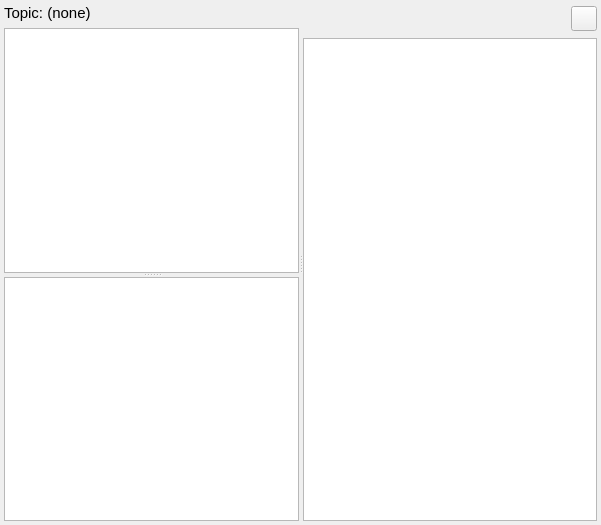
Old version of the form qw_client/QwcChatWidget.ui in the repository pcjpnet/qwired-suite.
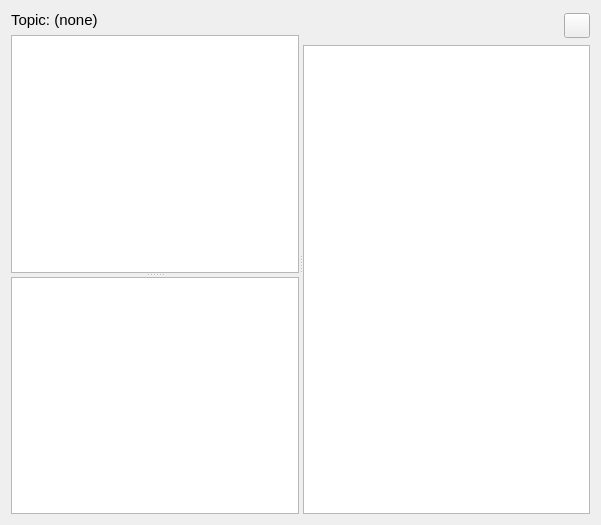
New version of the form. Icons and pictures are not drawn.

Diff of the .ui file:
```diff
--- a/qw_client/QwcChatWidget.ui
+++ b/qw_client/QwcChatWidget.ui
@@ -14,9 +14,6 @@
    <string>Qwired</string>
   </property>
   <layout class="QHBoxLayout" name="horizontalLayout">
-   <property name="margin">
-    <number>4</number>
-   </property>
    <item>
     <widget class="QSplitter" name="fVSplitter">
      <property name="orientation">
```
Left out of the diff: 1 changed line with no effect on the pictures.
